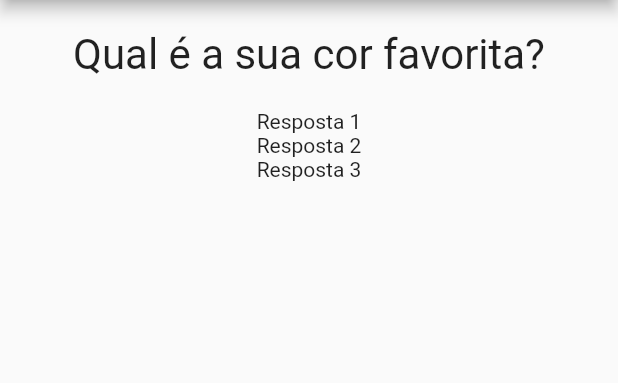
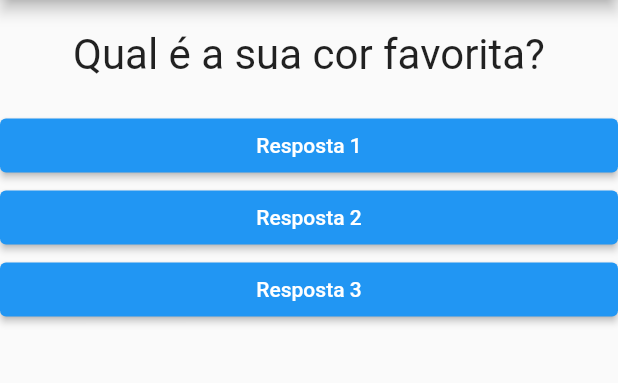
Before and after one commit to EduSilvaMendonca/projeto_perguntas, a Flutter app: the screen it shows after launch, on a phone screen of 412 x 824 dp, the part 84-467 px from its top. Run offline on Flutter 3.47's test engine with Material 2 defaults, Android fonts, the phone set to English and light mode, and no system bars.

Commit message:
Passando a Função Callback

```diff
--- a/lib/main.dart
+++ b/lib/main.dart
@@ -29,9 +29,9 @@ class _PerguntaAppState extends State<PerguntaApp> {
         body: Column(
           children: [
             Questao(perguntas[_perguntaSelecionada]),
-            Resposta('Resposta 1'),
-            Resposta('Resposta 2'),
-            Resposta('Resposta 3'),
+            Resposta('Resposta 1', _responder),
+            Resposta('Resposta 2', _responder),
+            Resposta('Resposta 3', _responder),
           ],
         ),
       ),
--- a/lib/resposta.dart
+++ b/lib/resposta.dart
@@ -1,15 +1,26 @@
 import 'package:flutter/material.dart';
 
 class Resposta extends StatelessWidget {
-  final String resposta;
+  final String texto;
+  final void Function() quandoSelecionado;
 
-  Resposta(this.resposta);
+  Resposta(this.texto, this.quandoSelecionado);
 
   @override
   Widget build(BuildContext context) {
     return Container(
-      child: Text(
-        resposta,
+      width: double.infinity,
+      child: ElevatedButton(
+        style: ElevatedButton.styleFrom(
+          primary: Colors.blue,
+        ),
+        child: Text(
+          texto,
+          style: TextStyle(
+            color: Colors.white,
+          ),
+        ),
+        onPressed: quandoSelecionado,
       ),
     );
   }
```
